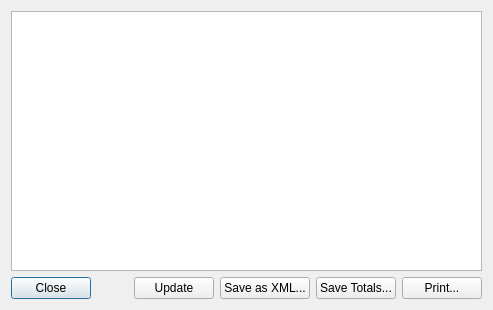
Old version of the form Charm/Reports/ReportPreviewWindow.ui in the repository KDAB/Charm.
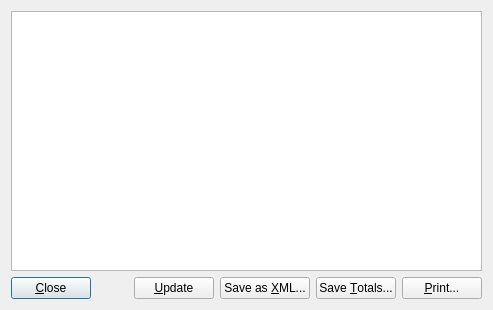
New version of the form.

Diff of the .ui file:
```diff
--- a/Charm/Reports/ReportPreviewWindow.ui
+++ b/Charm/Reports/ReportPreviewWindow.ui
@@ -21,7 +21,7 @@
      <item>
       <widget class="QPushButton" name="pushButtonClose" >
        <property name="text" >
-        <string>Close</string>
+        <string>&amp;Close</string>
        </property>
       </widget>
      </item>
@@ -41,28 +41,28 @@
      <item>
       <widget class="QPushButton" name="pushButtonUpdate" >
        <property name="text" >
-        <string>Update</string>
+        <string>&amp;Update</string>
        </property>
       </widget>
      </item>
      <item>
       <widget class="QPushButton" name="pushButtonSave" >
        <property name="text" >
-        <string>Save as XML...</string>
+        <string>Save as &amp;XML...</string>
        </property>
       </widget>
      </item>
      <item>
       <widget class="QPushButton" name="pushButtonSaveTotals" >
        <property name="text" >
-        <string>Save Totals...</string>
+        <string>Save &amp;Totals...</string>
        </property>
       </widget>
      </item>
      <item>
       <widget class="QPushButton" name="pushButtonPrint" >
        <property name="text" >
-        <string>Print...</string>
+        <string>&amp;Print...</string>
        </property>
       </widget>
      </item>
```
